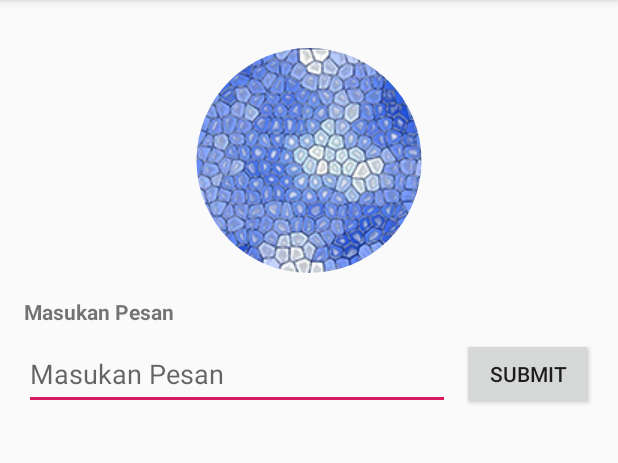
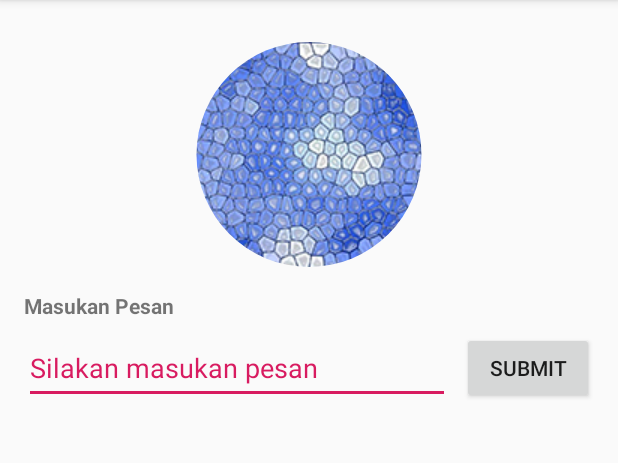
Before and after one commit to Purbha/Latihan4, an Android app: the screen it shows after launch (MainActivity), after a tap on "SUBMIT", on a phone screen of 412 x 824 dp, the part 84-547 px from its top. Run offline under Robolectric (Android 15) with nearby library versions, the phone set to English and light mode, and no system bars; our stand-ins replace CircleImageView.

Commit message:
UPDATE 20220915 21:00

```diff
--- a/app/build.gradle
+++ b/app/build.gradle
@@ -1,11 +1,11 @@
 apply plugin: 'com.android.application'
 
 android {
-    compileSdkVersion 29
+    compileSdkVersion 30
     defaultConfig {
         applicationId "com.ims_hr.latihan4"
         minSdkVersion 21
-        targetSdkVersion 29
+        targetSdkVersion 30
         versionCode 1
         versionName "1.0"
         testInstrumentationRunner 'androidx.test.runner.AndroidJUnitRunner'
--- a/app/src/main/java/com/ims_hr/latihan4/MainActivity.java
+++ b/app/src/main/java/com/ims_hr/latihan4/MainActivity.java
@@ -1,7 +1,6 @@
 package com.ims_hr.latihan4;
 
 import android.os.Bundle;
-import android.view.View;
 import android.widget.Button;
 import android.widget.EditText;
 import android.widget.Toast;
@@ -27,12 +26,9 @@ public class MainActivity extends AppCompatActivity {
     }
 
     private void Listen_B_Submit() {
-        B_Submit.setOnClickListener(new View.OnClickListener() {
-            @Override
-            public void onClick(View v) {
-                String Pesan = E_Pesan.getText().toString();
-                Toast.makeText(MainActivity.this, Pesan, Toast.LENGTH_SHORT).show();
-            }
+        B_Submit.setOnClickListener(v -> {
+            String Pesan = E_Pesan.getText().toString();
+            Toast.makeText(MainActivity.this, Pesan, Toast.LENGTH_SHORT).show();
         });
     }
 
--- a/app/src/main/res/layout/activity_main.xml
+++ b/app/src/main/res/layout/activity_main.xml
@@ -6,6 +6,19 @@
     android:layout_width="match_parent"
     android:layout_height="match_parent"
     tools:context=".MainActivity">
+
+    <de.hdodenhof.circleimageview.CircleImageView
+        android:id="@+id/circleImageView_Main_Banner"
+        android:layout_width="200dp"
+        android:layout_height="150dp"
+        android:layout_centerVertical="true"
+        android:layout_marginStart="8dp"
+        android:layout_marginTop="28dp"
+        android:layout_marginEnd="8dp"
+        android:src="@drawable/banner"
+        app:layout_constraintEnd_toEndOf="parent"
+        app:layout_constraintStart_toStartOf="parent"
+        app:layout_constraintTop_toTopOf="parent" />
 
     <TextView
         android:id="@+id/textView_Main_Judul"
@@ -18,18 +31,22 @@
         app:layout_constraintStart_toStartOf="parent"
         app:layout_constraintTop_toBottomOf="@+id/circleImageView_Main_Banner" />
 
-    <de.hdodenhof.circleimageview.CircleImageView
-        android:id="@+id/circleImageView_Main_Banner"
-        android:layout_width="200dp"
-        android:layout_height="150dp"
-        android:layout_centerVertical="true"
-        android:layout_marginStart="8dp"
-        android:layout_marginTop="32dp"
+    <EditText
+        android:id="@+id/editText_Main_Pesan"
+        android:layout_width="0dp"
+        android:layout_height="wrap_content"
+        android:layout_marginStart="16dp"
+        android:layout_marginTop="8dp"
         android:layout_marginEnd="8dp"
-        android:src="@drawable/banner"
-        app:layout_constraintEnd_toEndOf="parent"
+        android:textColorHint="@color/colorAccent"
+        android:autofillHints="@string/textView_Main_Judul"
+        android:ems="10"
+        android:hint="@string/editText_Main_Pesan"
+        android:inputType="text"
+        android:minHeight="48dp"
+        app:layout_constraintEnd_toStartOf="@+id/button_Main_Submit"
         app:layout_constraintStart_toStartOf="parent"
-        app:layout_constraintTop_toTopOf="parent" />
+        app:layout_constraintTop_toBottomOf="@+id/textView_Main_Judul" />
 
     <Button
         android:id="@+id/button_Main_Submit"
@@ -41,20 +58,4 @@
         app:layout_constraintEnd_toEndOf="parent"
         app:layout_constraintTop_toBottomOf="@+id/textView_Main_Judul" />
 
-    <EditText
-        android:id="@+id/editText_Main_Pesan"
-        android:layout_width="0dp"
-        android:layout_height="wrap_content"
-        android:layout_marginStart="16dp"
-        android:layout_marginTop="8dp"
-        android:layout_marginEnd="8dp"
-        android:autofillHints="@string/textView_Main_Judul"
-        android:ems="10"
-        android:hint="@string/textView_Main_Judul"
-        android:inputType="text"
-        android:minHeight="48dp"
-        app:layout_constraintEnd_toStartOf="@+id/button_Main_Submit"
-        app:layout_constraintStart_toStartOf="parent"
-        app:layout_constraintTop_toBottomOf="@+id/textView_Main_Judul" />
-
 </androidx.constraintlayout.widget.ConstraintLayout>
--- a/app/src/main/res/values/strings.xml
+++ b/app/src/main/res/values/strings.xml
@@ -1,5 +1,6 @@
 <resources>
     <string name="app_name">Latihan4</string>
     <string name="textView_Main_Judul">Masukan Pesan</string>
+    <string name="editText_Main_Pesan">Silakan masukan pesan</string>
     <string name="button_Main_Submit">Submit</string>
 </resources>
--- a/build.gradle
+++ b/build.gradle
@@ -7,7 +7,7 @@ buildscript {
 
     }
     dependencies {
-        classpath 'com.android.tools.build:gradle:7.0.4'
+        classpath 'com.android.tools.build:gradle:7.2.1'
 
         // NOTE: Do not place your application dependencies here; they belong
         // in the individual module build.gradle files
```
Also changed, not shown: gradle/wrapper/gradle-wrapper.properties.
